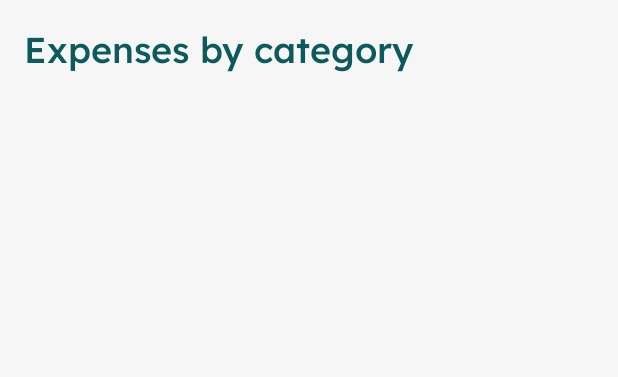
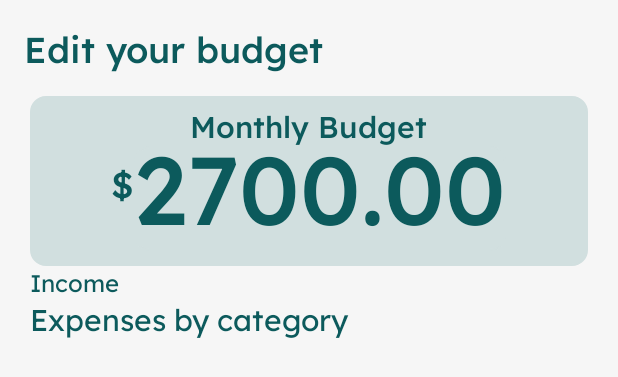
Before and after one commit to jssroberto/nest, an Android app: the layout activity_budget.xml on its own in the app's theme, with its tools: preview values and no code run, on a phone screen of 412 x 824 dp. Shown: the top 377 px of the screen. Run offline under Robolectric (Android 15) with nearby library versions, the phone set to English and light mode, and no system bars.

Commit message:
Updated Budget

```diff
--- /dev/null
+++ b/Nest/app/src/main/res/drawable/layout_rounded_bg.xml
@@ -0,0 +1,7 @@
+<?xml version="1.0" encoding="utf-8"?>
+<shape xmlns:android="http://schemas.android.com/apk/res/android">
+    <solid android:color="@color/lightest_blue"/>
+    <stroke android:width="1dp" android:color="@color/lightest_blue" />
+    <corners android:radius="10dp"/>
+    <padding android:left="0dp" android:top="0dp" android:right="0dp" android:bottom="0dp" />
+</shape>
--- a/Nest/app/src/main/res/layout/activity_budget.xml
+++ b/Nest/app/src/main/res/layout/activity_budget.xml
@@ -20,23 +20,125 @@
             android:layout_height="wrap_content"
             android:layout_gravity="start"
             android:fontFamily="@font/lexend_medium"
-            android:text="Expenses by category"
+            android:text="Edit your budget"
             android:textColor="@color/darker_blue"
             android:textSize="@dimen/text_size_large">
 
         </TextView>
     </androidx.appcompat.widget.Toolbar>
 
-    <ListView
-        android:id="@+id/listViewCategoryExpenses"
+    <ScrollView
         android:layout_width="match_parent"
-        android:layout_height="wrap_content"
-        >
+        android:layout_height="match_parent">
+
+        <LinearLayout
+            android:layout_width="match_parent"
+            android:layout_height="wrap_content"
+            android:paddingHorizontal="20dp"
+            android:orientation="vertical">
 
 
-    </ListView>
+            <LinearLayout
+                android:layout_width="match_parent"
+                android:layout_height="wrap_content"
+
+                android:background="@drawable/layout_rounded_bg"
+                android:orientation="vertical">
+
+                <TextView
+                    android:layout_width="wrap_content"
+                    android:layout_height="wrap_content"
+                    android:layout_gravity="center_horizontal"
+                    android:layout_marginTop="5dp"
+                    android:fontFamily="@font/lexend_medium"
+                    android:text="Monthly Budget"
+                    android:textSize="@dimen/text_size_medium_large" />
+
+                <LinearLayout
+                    android:layout_width="wrap_content"
+                    android:layout_height="wrap_content"
+                    android:layout_gravity="center_horizontal"
+                    android:layout_marginBottom="10dp"
+                    android:orientation="horizontal">
+
+                    <TextView
+                        android:layout_width="wrap_content"
+                        android:layout_height="wrap_content"
+                        android:layout_gravity="fill_vertical"
+                        android:fontFamily="@font/lexend_medium"
+                        android:paddingTop="8dp"
+                        android:text="$"
+                        android:textSize="@dimen/text_size_large" />
+
+                    <EditText
+                        android:layout_width="wrap_content"
+                        android:layout_height="70dp"
+                        android:background="@drawable/layout_rounded_bg"
+                        android:fontFamily="@font/lexend_medium"
+                        android:gravity="center"
+                        android:inputType="numberDecimal"
+                        android:text="2700.00"
+                        android:textColor="@color/darker_blue"
+                        android:textSize="@dimen/text_size_xxx_large" />
+
+                </LinearLayout>
 
 
+            </LinearLayout>
+
+            <LinearLayout
+                android:layout_width="match_parent"
+                android:layout_height="wrap_content"
+                android:orientation="horizontal">
+
+                <LinearLayout
+                    android:layout_width="wrap_content"
+                    android:layout_height="match_parent"
+                    android:orientation="vertical">
+
+                    <LinearLayout
+                        android:layout_width="wrap_content"
+                        android:layout_height="wrap_content"
+                        android:orientation="horizontal">
+
+                        <TextView
+                            android:layout_width="match_parent"
+                            android:layout_height="wrap_content"
+                            android:text="Income"/>
+
+                    </LinearLayout>
+
+
+                </LinearLayout>
+
+                <LinearLayout
+                    android:layout_width="wrap_content"
+                    android:layout_height="match_parent"
+                    android:orientation="vertical">
+
+
+                </LinearLayout>
+            </LinearLayout>
+
+            <TextView
+                android:layout_width="match_parent"
+                android:layout_height="wrap_content"
+                android:text="Expenses by category"
+                android:textColor="@color/darker_blue"
+                android:textSize="@dimen/text_size_medium_large" />
+
+            <ListView
+                android:id="@+id/listViewCategoryExpenses"
+                android:layout_width="match_parent"
+                android:layout_height="wrap_content">
+
+
+            </ListView>
+
+
+        </LinearLayout>
+
+    </ScrollView>
 
 
 </LinearLayout>
--- a/Nest/app/src/main/res/values/dimens.xml
+++ b/Nest/app/src/main/res/values/dimens.xml
@@ -5,6 +5,7 @@
     <dimen name="text_size_medium_large">20sp</dimen>
     <dimen name="text_size_large">24sp</dimen>
     <dimen name="text_size_x_large">36sp</dimen>
+    <dimen name="text_size_xxx_large">64sp</dimen>
     <!-- Default screen margins, per the Android Design guidelines. -->
     <dimen name="activity_horizontal_margin">16dp</dimen>
     <dimen name="activity_vertical_margin">16dp</dimen>
```
